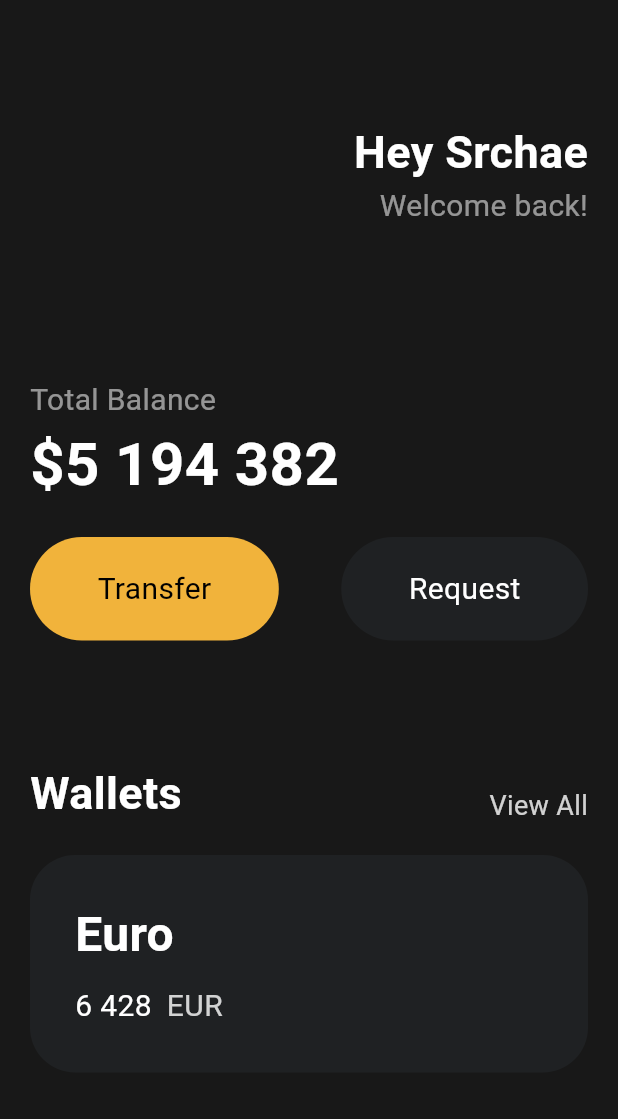
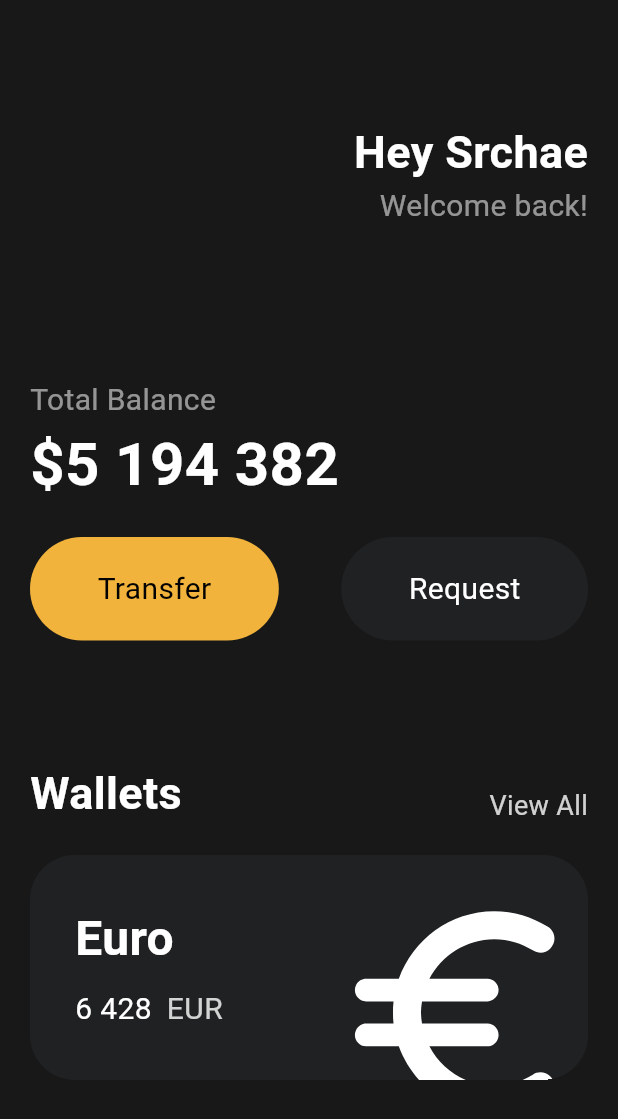
Before and after one commit to srchae/flutter-begin, a Flutter app: the screen it shows after launch, on a phone screen of 412 x 824 dp. Shown: the top 1119 px of the screen. Run offline on Flutter 3.47's test engine with Material 3 defaults, Android fonts, the phone set to English and light mode, and no system bars.

Commit message:
♻️ Feat: Card UI 클래스 생성

```diff
--- a/lib/main.dart
+++ b/lib/main.dart
@@ -1,5 +1,6 @@
 import 'package:flutter/material.dart';
-import 'package:flutter_first_app/widgets/Button.dart';
+import 'package:flutter_first_app/widgets/button.dart';
+import 'package:flutter_first_app/widgets/currency_card.dart';
 
 void main() {
   runApp(const MyApp());
@@ -98,52 +99,11 @@ class MyApp extends StatelessWidget {
                     ],
                   ),
                   SizedBox(height: 20),
-                  Container(
-                    decoration: BoxDecoration(
-                        color: Color(0xFF1F2123),
-                        borderRadius: BorderRadius.circular(30)),
-                    child: Padding(
-                      padding: const EdgeInsets.all(30),
-                      child: Row(
-                        children: [
-                          Column(
-                            crossAxisAlignment: CrossAxisAlignment.start,
-                            children: [
-                              Text(
-                                'Euro',
-                                style: TextStyle(
-                                    color: Colors.white,
-                                    fontSize: 32,
-                                    fontWeight: FontWeight.w600),
-                              ),
-                              SizedBox(
-                                height: 10,
-                              ),
-                              Row(
-                                children: [
-                                  Text(
-                                    "6 428",
-                                    style: TextStyle(
-                                        color: Colors.white, fontSize: 20),
-                                  ),
-                                  SizedBox(
-                                    width: 10,
-                                  ),
-                                  Text(
-                                    "EUR",
-                                    style: TextStyle(
-                                      color: Colors.white.withOpacity(0.8),
-                                      fontSize: 20,
-                                    ),
-                                  ),
-                                ],
-                              ),
-                            ],
-                          ),
-                        ],
-                      ),
-                    ),
-                  ),
+                  CurrencyCard(
+                      name: "Euro",
+                      code: "EUR",
+                      amount: "6 428",
+                      icon: Icons.euro_rounded)
                 ],
               ),
             )));
--- /dev/null
+++ b/lib/widgets/currency_card.dart
@@ -0,0 +1,77 @@
+import 'package:flutter/material.dart';
+
+class CurrencyCard extends StatelessWidget {
+  final String name, code, amount;
+  final IconData icon;
+
+  const CurrencyCard(
+      // super.key
+      {super.key,
+      required this.name,
+      required this.code,
+      required this.amount,
+      required this.icon});
+
+  @override
+  Widget build(BuildContext context) {
+    return Container(
+      // clipBehavior : 어떤 아이템이 overflow 되었을 때, 나머지 부분을 어떻게 처리할 지 명시하는 속성
+      clipBehavior: Clip.hardEdge, // Edge를 넘어가는 부분을 Cut
+      decoration: BoxDecoration(
+          color: Color(0xFF1F2123), borderRadius: BorderRadius.circular(30)),
+      child: Padding(
+        padding: const EdgeInsets.all(30),
+        child: Row(
+          mainAxisAlignment: MainAxisAlignment.spaceBetween,
+          children: [
+            Column(
+              crossAxisAlignment: CrossAxisAlignment.start,
+              children: [
+                Text(
+                  name,
+                  style: TextStyle(
+                      color: Colors.white,
+                      fontSize: 32,
+                      fontWeight: FontWeight.w600),
+                ),
+                SizedBox(
+                  height: 10,
+                ),
+                Row(
+                  children: [
+                    Text(
+                      amount,
+                      style: TextStyle(color: Colors.white, fontSize: 20),
+                    ),
+                    SizedBox(
+                      width: 10,
+                    ),
+                    Text(
+                      code,
+                      style: TextStyle(
+                        color: Colors.white.withOpacity(0.8),
+                        fontSize: 20,
+                      ),
+                    ),
+                  ],
+                ),
+              ],
+            ),
+            // Transform.scale :
+            Transform.scale(
+              scale: 2, // 아이콘의 크기
+              child: Transform.translate(
+                offset: Offset(-5, 15), // 아이콘의 위치
+                child: Icon(
+                  icon,
+                  color: Colors.white,
+                  size: 90,
+                ),
+              ),
+            )
+          ],
+        ),
+      ),
+    );
+  }
+}
```
